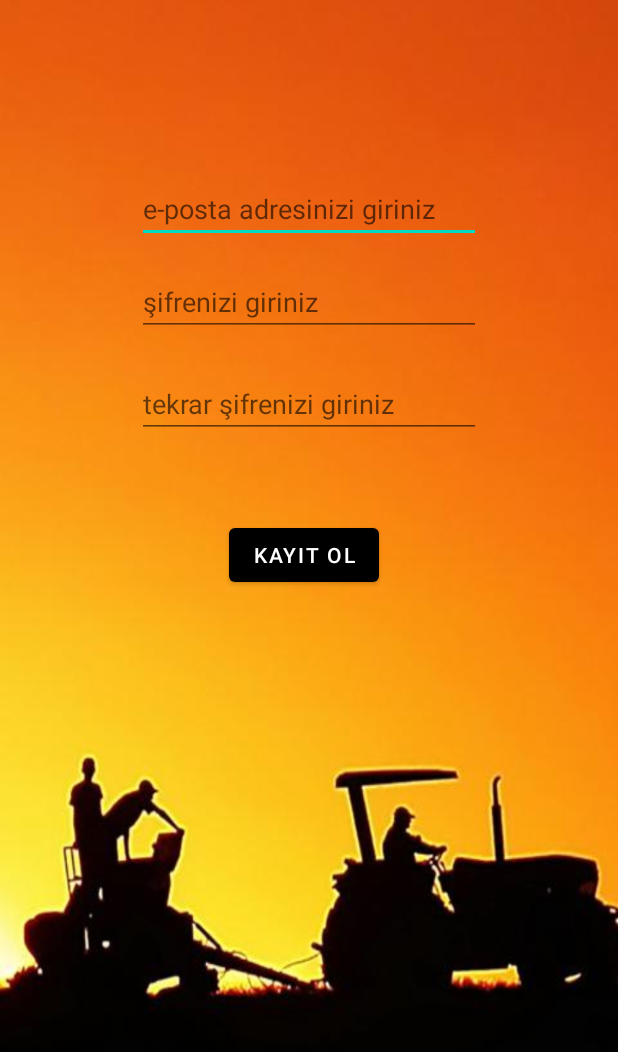
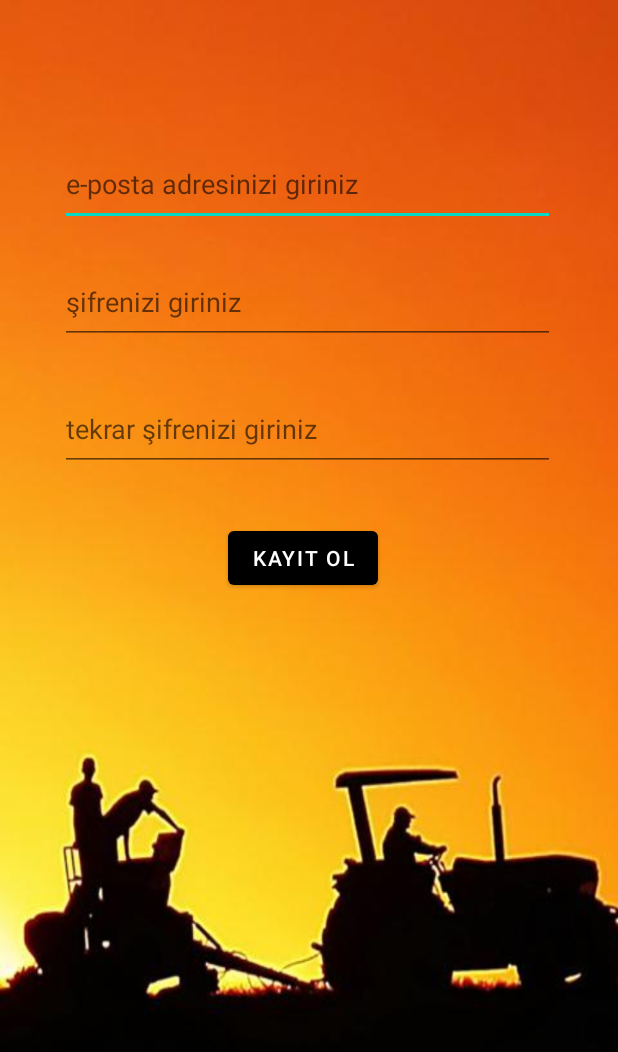
Before and after one commit to omercikali/Mobilebook, an Android app: the With_google_sing_up screen opened directly, with no data from a screen before it, on a phone screen of 412 x 824 dp. Shown: the top 1052 px of the screen. Run offline under Robolectric (Android 15) with nearby library versions, the phone set to English and light mode, and no system bars; our stand-ins replace Firebase (no records; nobody signed in at launch, a user with empty details on screens opened directly).

Commit message:
update constrains

```diff
--- a/app/src/main/java/com/example/mobilebookalpha/Login_page.java
+++ b/app/src/main/java/com/example/mobilebookalpha/Login_page.java
@@ -79,7 +79,7 @@ public class Login_page extends AppCompatActivity {
                 } else {
 
                     Toast.makeText(getApplicationContext(), "lütfen geçerli bir e-posta giriniz", Toast.LENGTH_LONG).show();
-
+                    progressBar.setVisibility(View.INVISIBLE);
                 }
 
             }
--- a/app/src/main/res/layout/activity_with_google_sing_up.xml
+++ b/app/src/main/res/layout/activity_with_google_sing_up.xml
@@ -12,52 +12,44 @@
         android:layout_width="wrap_content"
         android:layout_height="wrap_content"
         android:layout_marginStart="152dp"
-        android:layout_marginTop="54dp"
-        android:layout_marginEnd="159dp"
+        android:layout_marginTop="34dp"
         android:text="kayıt ol"
-        app:layout_constraintEnd_toEndOf="parent"
         app:layout_constraintStart_toStartOf="parent"
         app:layout_constraintTop_toBottomOf="@+id/trypasswordet" />
 
     <EditText
         android:id="@+id/emailEt"
-        android:layout_width="229dp"
-        android:layout_height="40dp"
-        android:layout_marginStart="91dp"
-        android:layout_marginTop="122dp"
-        android:layout_marginEnd="91dp"
+        android:layout_width="330dp"
+        android:layout_height="55dp"
+        android:layout_marginStart="40dp"
+        android:layout_marginTop="95dp"
         android:ems="10"
         android:hint="e-posta adresinizi giriniz"
         android:inputType="textEmailAddress"
-        app:layout_constraintEnd_toEndOf="parent"
         app:layout_constraintStart_toStartOf="parent"
         app:layout_constraintTop_toTopOf="parent" />
 
     <EditText
         android:id="@+id/passwordEt"
-        android:layout_width="229dp"
-        android:layout_height="40dp"
-        android:layout_marginStart="91dp"
-        android:layout_marginTop="22dp"
-        android:layout_marginEnd="91dp"
+        android:layout_width="330dp"
+        android:layout_height="55dp"
+        android:layout_marginStart="40dp"
+        android:layout_marginTop="23dp"
         android:ems="10"
         android:hint="şifrenizi giriniz"
         android:inputType="textPassword"
-        app:layout_constraintEnd_toEndOf="parent"
         app:layout_constraintStart_toStartOf="parent"
         app:layout_constraintTop_toBottomOf="@+id/emailEt" />
 
     <EditText
         android:id="@+id/trypasswordet"
-        android:layout_width="229dp"
-        android:layout_height="40dp"
-        android:layout_marginStart="91dp"
-        android:layout_marginTop="28dp"
-        android:layout_marginEnd="91dp"
+        android:layout_width="330dp"
+        android:layout_height="55dp"
+        android:layout_marginStart="40dp"
+        android:layout_marginTop="29dp"
         android:ems="10"
         android:hint="tekrar şifrenizi giriniz"
         android:inputType="textPassword"
-        app:layout_constraintEnd_toEndOf="parent"
         app:layout_constraintStart_toStartOf="parent"
         app:layout_constraintTop_toBottomOf="@+id/passwordEt" />
 
@@ -67,10 +59,8 @@
         android:layout_width="60dp"
         android:layout_height="54dp"
         android:layout_marginStart="175dp"
-        android:layout_marginTop="14dp"
-        android:layout_marginEnd="176dp"
-        app:layout_constraintEnd_toEndOf="parent"
-        app:layout_constraintStart_toStartOf="parent"
-        app:layout_constraintTop_toBottomOf="@+id/button3" />
+        android:layout_marginBottom="189dp"
+        app:layout_constraintBottom_toBottomOf="parent"
+        app:layout_constraintStart_toStartOf="parent" />
 
 </androidx.constraintlayout.widget.ConstraintLayout>
```
Also changed, not shown: app/src/main/res/layout/activity_forgat_pass.xml (+7 -7 lines), app/src/main/res/layout/activity_info_page.xml (+12 -16 lines), app/src/main/res/layout/activity_login_page.xml (+13 -12 lines), app/src/main/res/layout/activity_main.xml (+29 -37 lines), app/src/main/res/layout/activity_splash_screen.xml (+4 -4 lines).
